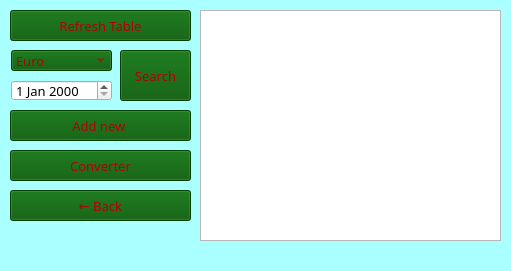
ailaikit/CSA, file stonks.ui: the form before one commit.
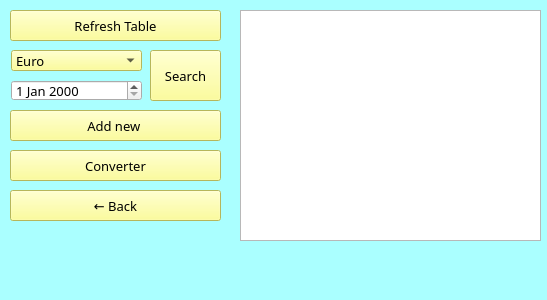
The form after the commit.

Diff of the .ui file:
```diff
--- a/stonks.ui
+++ b/stonks.ui
@@ -6,8 +6,8 @@
    <rect>
     <x>0</x>
     <y>0</y>
-    <width>511</width>
-    <height>271</height>
+    <width>547</width>
+    <height>300</height>
    </rect>
   </property>
   <property name="palette">
@@ -462,7 +462,7 @@
    <widget class="QTableView" name="tableView">
     <property name="geometry">
      <rect>
-      <x>200</x>
+      <x>240</x>
       <y>10</y>
       <width>301</width>
       <height>231</height>
@@ -483,7 +483,7 @@
      <rect>
       <x>10</x>
       <y>10</y>
-      <width>181</width>
+      <width>211</width>
       <height>31</height>
      </rect>
     </property>
@@ -497,8 +497,8 @@
      <cursorShape>PointingHandCursor</cursorShape>
     </property>
     <property name="styleSheet">
-     <string notr="true">color:  rgb(179, 0, 0);
-background-color: rgb(0, 85, 0);</string>
+     <string notr="true">color:  rgb(0, 0, 0);
+background-color: rgb(255, 255, 127);</string>
     </property>
     <property name="text">
      <string>Refresh Table</string>
@@ -509,7 +509,7 @@
      <rect>
       <x>10</x>
       <y>150</y>
-      <width>181</width>
+      <width>211</width>
       <height>31</height>
      </rect>
     </property>
@@ -523,8 +523,8 @@
      <cursorShape>PointingHandCursor</cursorShape>
     </property>
     <property name="styleSheet">
-     <string notr="true">color:  rgb(179, 0, 0);
-background-color: rgb(0, 85, 0);</string>
+     <string notr="true">color:  rgb(0, 0, 0);
+background-color: rgb(255, 255, 127);</string>
     </property>
     <property name="text">
      <string>Converter</string>
@@ -535,7 +535,7 @@
      <rect>
       <x>11</x>
       <y>50</y>
-      <width>101</width>
+      <width>131</width>
       <height>21</height>
      </rect>
     </property>
@@ -549,8 +549,8 @@
      <cursorShape>PointingHandCursor</cursorShape>
     </property>
     <property name="styleSheet">
-     <string notr="true">color:  rgb(179, 0, 0);
-background-color: rgb(0, 85, 0);</string>
+     <string notr="true">color:  rgb(0, 0, 0);
+background-color: rgb(255, 255, 127);</string>
     </property>
     <item>
      <property name="text">
@@ -566,7 +566,7 @@
    <widget class="QPushButton" name="pushButton">
     <property name="geometry">
      <rect>
-      <x>120</x>
+      <x>150</x>
       <y>50</y>
       <width>71</width>
       <height>51</height>
@@ -582,8 +582,8 @@
      <cursorShape>PointingHandCursor</cursorShape>
     </property>
     <property name="styleSheet">
-     <string notr="true">color:  rgb(179, 0, 0);
-background-color: rgb(0, 85, 0);</string>
+     <string notr="true">color:  rgb(0, 0, 0);
+background-color: rgb(255, 255, 127);</string>
     </property>
     <property name="text">
      <string>Search</string>
@@ -594,7 +594,7 @@
      <rect>
       <x>11</x>
       <y>80</y>
-      <width>101</width>
+      <width>131</width>
       <height>21</height>
      </rect>
     </property>
@@ -617,7 +617,7 @@
      <rect>
       <x>10</x>
       <y>110</y>
-      <width>181</width>
+      <width>211</width>
       <height>31</height>
      </rect>
     </property>
@@ -631,8 +631,8 @@
      <cursorShape>PointingHandCursor</cursorShape>
     </property>
     <property name="styleSheet">
-     <string notr="true">color:  rgb(179, 0, 0);
-background-color: rgb(0, 85, 0);</string>
+     <string notr="true">color:  rgb(0, 0, 0);
+background-color: rgb(255, 255, 127);</string>
     </property>
     <property name="text">
      <string>Add new </string>
@@ -643,7 +643,7 @@
      <rect>
       <x>10</x>
       <y>190</y>
-      <width>181</width>
+      <width>211</width>
       <height>31</height>
      </rect>
     </property>
@@ -657,8 +657,8 @@
      <cursorShape>PointingHandCursor</cursorShape>
     </property>
     <property name="styleSheet">
-     <string notr="true">color:  rgb(179, 0, 0);
-background-color: rgb(0, 85, 0);</string>
+     <string notr="true">color:  rgb(0, 0, 0);
+background-color: rgb(255, 255, 127);</string>
     </property>
     <property name="text">
      <string>← Back</string>
```
Left out of the diff: 2 changed lines with no effect on the pictures.
